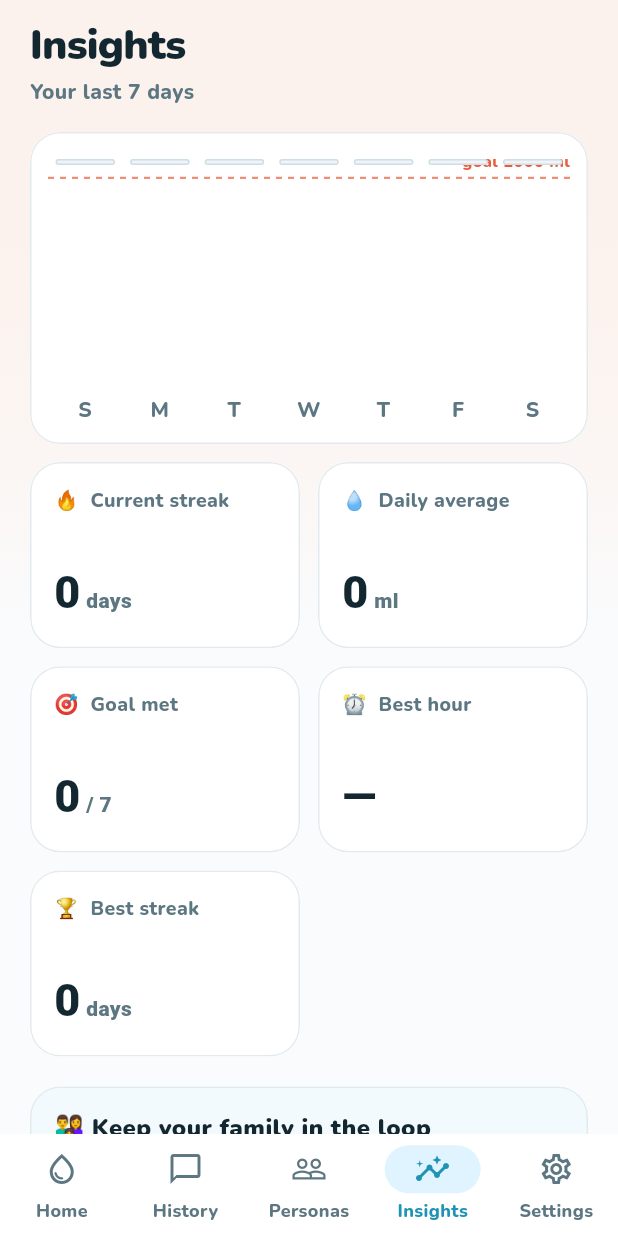
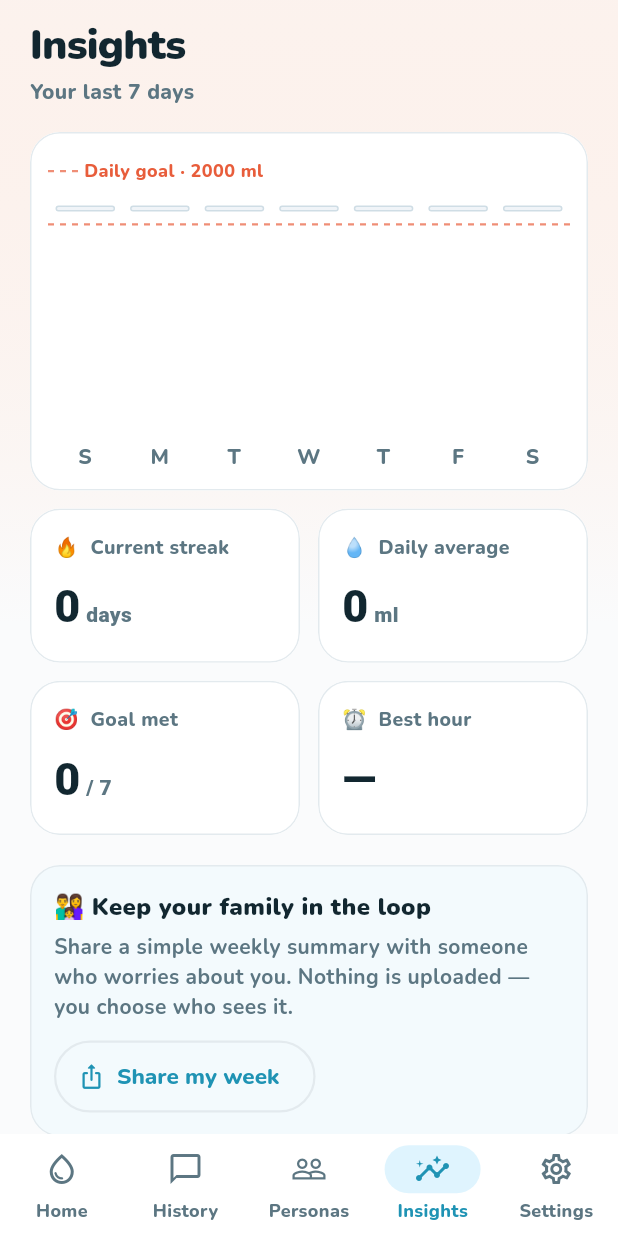
Before and after one commit to manojgowda2520/Nagly, a Flutter app: the MainShell screen opened directly, item 4 of the bottom bar chosen, on a phone screen of 412 x 824 dp. Run offline on Flutter 3.47's test engine with Material 3 defaults, Android fonts, the phone set to English and light mode, and no system bars; our stand-ins replace flutter_local_notifications, flutter_timezone, google_mobile_ads, in_app_review, package_info_plus, sensors_plus and 3 more; missing offline and left inert: onesignal_flutter, purchases_flutter; accounts and stored records are empty.

Commit message:
feat(flutter): app icon, store art, release signing, test-nudge tool
- Launcher/adaptive icons + 512/1024 store icons + feature graphic, rendered
  from the in-app logo painter (test/generate_assets_test.dart)
- Upload-key signing via android/key.properties (git-ignored)
- Sandbox 'send a test nudge' to demo lock-screen actions
- Paywall fits on one screen; insights chart legend fix; honest privacy copy
- Verified on emulator (release build): nudge fires in persona voice and the
  +250 action logs water with the app process killed

Co-Authored-By: Claude Opus 5 <noreply@anthropic.com>

```diff
--- a/app/lib/services/billing.dart
+++ b/app/lib/services/billing.dart
@@ -53,7 +53,7 @@ abstract class BillingService {
 
 const _fallbackPlans = [
   Plan(kind: PlanKind.lifetime, title: 'Lifetime', price: r'$29.99', detail: 'Pay once, yours forever', badge: 'BEST VALUE'),
-  Plan(kind: PlanKind.annual, title: 'Annual', price: r'$19.99/yr', detail: '7-day free trial, then \$19.99/yr', badge: 'FREE TRIAL'),
+  Plan(kind: PlanKind.annual, title: 'Annual', price: r'$19.99/yr', detail: 'Try free for 7 days', badge: 'FREE TRIAL'),
   Plan(kind: PlanKind.monthly, title: 'Monthly', price: r'$1.99/mo', detail: 'Cancel any time'),
 ];
 
@@ -140,7 +140,7 @@ class RevenueCatBillingService implements BillingService {
               detail: 'Pay once, yours forever', badge: 'BEST VALUE', rcPackage: p),
         if (current.annual case final p?)
           Plan(kind: PlanKind.annual, title: 'Annual', price: '${p.storeProduct.priceString}/yr',
-              detail: '7-day free trial, then ${p.storeProduct.priceString}/yr', badge: 'FREE TRIAL', rcPackage: p),
+              detail: 'Try free for 7 days', badge: 'FREE TRIAL', rcPackage: p),
         if (current.monthly case final p?)
           Plan(kind: PlanKind.monthly, title: 'Monthly', price: '${p.storeProduct.priceString}/mo',
               detail: 'Cancel any time', rcPackage: p),
--- a/app/lib/ui/screens/insights_screen.dart
+++ b/app/lib/ui/screens/insights_screen.dart
@@ -42,7 +42,7 @@ class InsightsScreen extends StatelessWidget {
               physics: const NeverScrollableScrollPhysics(),
               mainAxisSpacing: 12,
               crossAxisSpacing: 12,
-              childAspectRatio: 1.45,
+              childAspectRatio: 1.75,
               children: [
                 _Stat(label: 'Current streak', value: '${w.currentStreak}', unit: w.currentStreak == 1 ? 'day' : 'days', emoji: '🔥'),
                 _Stat(label: 'Daily average', value: '${mlToDisplay(w.dailyAverageMl, unit)}', unit: unitLabel(unit), emoji: '💧'),
@@ -53,9 +53,10 @@ class InsightsScreen extends StatelessWidget {
                   unit: w.bestHour == null ? '' : formatHour(w.bestHour!).split(' ').last,
                   emoji: '⏰',
                 ),
-                if (c.profile.careMode == CareMode.medication && adherence.due > 0)
+                if (c.profile.careMode == CareMode.medication && adherence.due > 0) ...[
                   _Stat(label: 'Doses taken', value: '${adherence.taken}', unit: '/ ${adherence.due}', emoji: '💊', color: NaglyColors.med),
-                _Stat(label: 'Best streak', value: '${w.bestStreak}', unit: w.bestStreak == 1 ? 'day' : 'days', emoji: '🏆'),
+                  _Stat(label: 'Best streak', value: '${w.bestStreak}', unit: w.bestStreak == 1 ? 'day' : 'days', emoji: '🏆'),
+                ],
               ],
             ),
             const SizedBox(height: 20),
@@ -128,22 +129,19 @@ class _WeekChart extends StatelessWidget {
       excludeSemantics: true,
       child: Column(
         children: [
+          Row(
+            children: [
+              CustomPaint(painter: _DashPainter(), size: const Size(18, 1)),
+              const SizedBox(width: 6),
+              Text('Daily goal · ${formatVolume(goal, unit)}',
+                  style: const TextStyle(fontSize: 12, fontWeight: FontWeight.w800, color: NaglyColors.coral)),
+            ],
+          ),
+          const SizedBox(height: 14),
           SizedBox(
             height: chartH,
             child: Stack(
               children: [
-                Positioned(
-                  left: 0,
-                  right: 0,
-                  bottom: chartH * goal / maxV,
-                  child: CustomPaint(painter: _DashPainter(), size: const Size(double.infinity, 1)),
-                ),
-                Positioned(
-                  right: 0,
-                  bottom: chartH * goal / maxV + 4,
-                  child: Text('goal ${formatVolume(goal, unit)}',
-                      style: const TextStyle(fontSize: 11, fontWeight: FontWeight.w800, color: NaglyColors.coral)),
-                ),
                 Row(
                   crossAxisAlignment: CrossAxisAlignment.end,
                   children: [
@@ -171,6 +169,12 @@ class _WeekChart extends StatelessWidget {
                         ),
                       ),
                   ],
+                ),
+                Positioned(
+                  left: 0,
+                  right: 0,
+                  bottom: chartH * goal / maxV,
+                  child: CustomPaint(painter: _DashPainter(), size: const Size(double.infinity, 1)),
                 ),
               ],
             ),
--- a/app/lib/ui/screens/settings_screen.dart
+++ b/app/lib/ui/screens/settings_screen.dart
@@ -146,7 +146,7 @@ class SettingsScreen extends StatelessWidget {
               _Row(emoji: '📄', title: 'Terms of use', onTap: () => launchUrl(Uri.parse(Integrations.termsUrl))),
             ]),
             const SizedBox(height: 16),
-            const Text('Your data stays on this phone. No account, no tracking.',
+            const Text('Your water & medication log stays on this phone. No account needed.',
                 textAlign: TextAlign.center, style: TextStyle(fontWeight: FontWeight.w700, color: NaglyColors.textSecondary)),
             FutureBuilder(
               future: PackageInfo.fromPlatform(),
@@ -156,6 +156,10 @@ class SettingsScreen extends StatelessWidget {
             if (Integrations.sandboxMode) ...[
               const SectionLabel('Sandbox (demo tools)'),
               _Group(children: [
+                _Row(emoji: '🔔', title: 'Send a test nudge in 5s', onTap: () {
+                  c.notifications.sendTestNudge(c.db);
+                  ScaffoldMessenger.of(context).showSnackBar(const SnackBar(content: Text('Lock your phone — she\'s coming 👀')));
+                }),
                 _Row(emoji: '👑', title: a.isPro ? 'Remove Pro' : 'Grant Pro', onTap: () => c.sandboxSetPro(!a.isPro)),
                 _Row(emoji: '⏳', title: 'Trial ends in 1 hour', onTap: c.sandboxEndTrialSoon),
                 _Row(emoji: '⌛', title: 'Expire trial now', onTap: c.sandboxExpireTrial),
```
Also changed, not shown: app/lib/services/notifications.dart (+27 -0 lines), app/lib/ui/widgets/logo.dart (+6 -3 lines), app/store/feature-graphic.png (added), app/store/icon-1024.png (added), app/store/icon-512.png (added), 20 other files.
